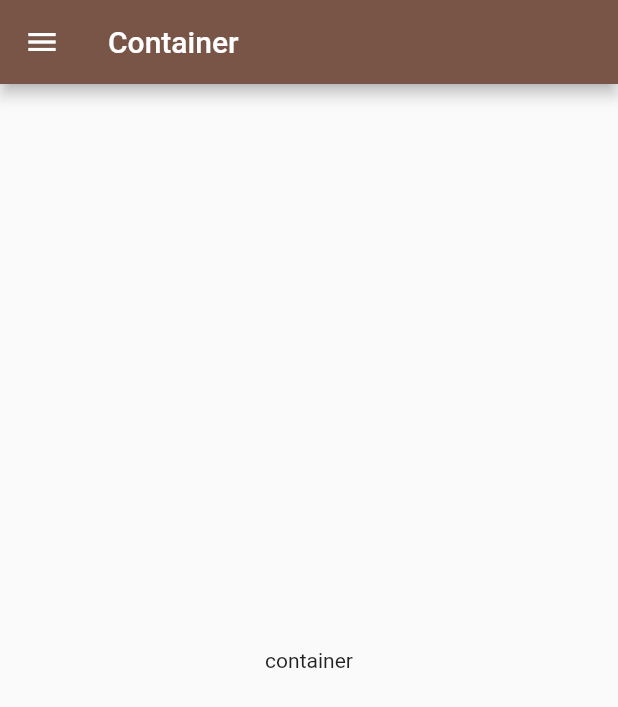
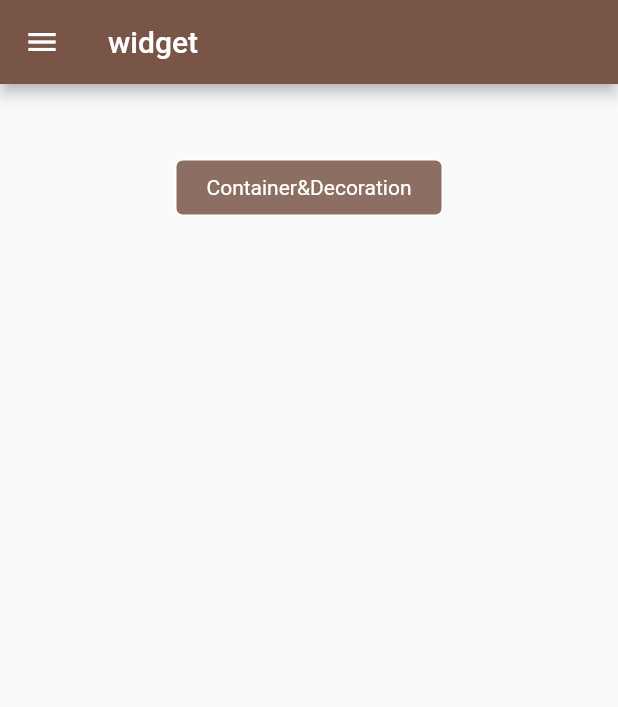
Before and after one commit to crazyqiang/flutter_study, a Flutter app: the screen it shows after launch, on a phone screen of 412 x 824 dp. Shown: the top 707 px of the screen. Run offline on Flutter 3.47's test engine with Material 2 defaults, Android fonts, the phone set to English and light mode, and no system bars; our stand-ins replace fluttertoast.

Commit message:
使用decoration封装一个通用background

```diff
--- /dev/null
+++ b/lib/base/bg_container_widget.dart
@@ -0,0 +1,132 @@
+import 'package:flutter/material.dart';
+
+class BaseBgWidget extends StatefulWidget {
+  double width;
+  double height;
+  Widget child; //子widget
+  EdgeInsetsGeometry margin; //Container margin
+  EdgeInsetsGeometry padding; //Container padding
+  Color fillDefaultColor; //默认填充颜色
+  Color fillActiveColor; //点击时颜色
+  Color fillDisableColor; //不可点击时颜色
+  Color borderColor; //边框颜色
+  double borderWidth; //边框宽度
+  double borderRadius; //边框角度
+  List<BoxShadow> boxShadow; //Container阴影
+  BoxShape shape; //background形状
+  Gradient gradient; //Container颜色渐变
+  final VoidCallback onPress;
+
+  bool btnEnable; //按钮当前是否enable
+  DecorationImage image; //背景图片
+
+  BaseBgWidget(
+      {Key key,
+      this.width,
+      this.height,
+      @required this.child,
+      this.margin,
+      this.padding,
+      this.fillDefaultColor = Colors.white,
+      this.fillActiveColor = Colors.blue,
+      this.fillDisableColor = Colors.grey,
+      this.borderColor = Colors.white,
+      this.borderWidth,
+      this.borderRadius,
+      this.boxShadow,
+      this.shape,
+      this.gradient,
+      this.onPress,
+      this.btnEnable = true,
+      this.image})
+      : super(key: key);
+
+  @override
+  _BaseBgWidgetState createState() {
+    return _BaseBgWidgetState();
+  }
+}
+
+class _BaseBgWidgetState extends State<BaseBgWidget> {
+  Color curColor;
+
+  @override
+  void initState() {
+    super.initState();
+    if (widget.onPress != null && !widget.btnEnable) {
+      curColor = widget.fillDisableColor;
+    } else {
+      curColor = widget.fillDefaultColor;
+    }
+  }
+
+  @override
+  void deactivate() {
+    super.deactivate();
+    curColor = widget.fillDefaultColor;
+  }
+
+  @override
+  Widget build(BuildContext context) {
+    return GestureDetector(
+      onTap: () {
+        if (widget.btnEnable && widget.onPress != null) {
+          widget.onPress();
+        }
+      },
+      onTapDown: (TapDownDetails details) {
+        if (widget.btnEnable && widget.onPress != null) {
+          curColor = widget.fillActiveColor;
+          setState(() {});
+        }
+      },
+      onTapUp: (TapUpDetails details) {
+        if (widget.btnEnable && widget.onPress != null) {
+          curColor = widget.fillDefaultColor;
+          setState(() {});
+        }
+      },
+      onTapCancel: () {
+        if (widget.btnEnable && widget.onPress != null) {
+          curColor = widget.fillDefaultColor;
+          setState(() {});
+        }
+      },
+      child: Container(
+          width: widget.width,
+          height: widget.height,
+          margin: widget.margin == null ? EdgeInsets.all(0.0) : widget.margin,
+          padding: widget.padding == null
+              ? EdgeInsets.only(
+                  left: 20.0, right: 20.0, top: 10.0, bottom: 10.0)
+              : widget.padding,
+//        alignment: Alignment.center,
+          decoration: BoxDecoration(
+              //填充颜色
+              color: curColor,
+              //边框颜色及宽度
+              border: Border.all(
+                  color: widget.borderColor,
+                  width: widget.borderWidth == null ? 1.0 : widget.borderWidth),
+              //边框椭圆半径
+              borderRadius: widget.shape != BoxShape.circle
+                  ? BorderRadius.all(Radius.circular(
+                      widget.borderRadius == null ? 0.0 : widget.borderRadius))
+                  : null,
+              //设置阴影
+              boxShadow: widget.boxShadow,
+              //渐变
+              gradient: widget.gradient == null ? null : widget.gradient,
+              image: widget.image,
+
+              //背景形状
+              shape: widget.shape == null ? BoxShape.rectangle : widget.shape),
+          child: widget.child),
+    );
+  }
+
+  @override
+  void dispose() {
+    super.dispose();
+  }
+}
--- a/lib/common/constant.dart
+++ b/lib/common/constant.dart
@@ -2,6 +2,7 @@
 
 class C {
   //路由名字
+  static const String WIDGET_PAGE = "/widget_page";
   static const String CONTAINER_PAGE = "/container_page";
 }
 
--- a/lib/main.dart
+++ b/lib/main.dart
@@ -1,12 +1,14 @@
 import 'package:flutter/material.dart';
 import 'package:flutter_study/common/constant.dart';
-import 'package:flutter_study/widget/containerPage.dart';
+import 'package:flutter_study/widget/second/containerPage.dart';
+import 'package:flutter_study/widget/widgetPage.dart';
 import 'base/base_widget.dart';
 
 void main() => runApp(MyApp());
 
 class MyApp extends StatelessWidget {
   final Map<String, Function> routes = {
+    C.CONTAINER_PAGE: (context) => new WidgetPage(), //Widget一级页面
     C.CONTAINER_PAGE: (context) => new ContainerPage(), //Container页
   };
 
@@ -21,9 +23,9 @@ class MyApp extends StatelessWidget {
         final String name = setting.name;
         WidgetBuilder builder = this.routes[name];
         return MaterialPageRoute(
-            builder: builder ?? new ContainerPage(), settings: setting);
+            builder: builder ?? new WidgetPage(), settings: setting);
       },
-      home: ContainerPage(),
+      home: WidgetPage(),
     );
   }
 }
--- a/lib/widget/containerPage.dart
+++ /dev/null
@@ -1,31 +0,0 @@
-import 'package:flutter/material.dart';
-import 'package:flutter_study/base/base_widget.dart';
-
-class ContainerPage extends StatefulWidget {
-  @override
-  _ContainerPageState createState() {
-    return _ContainerPageState();
-  }
-}
-
-class _ContainerPageState extends State<ContainerPage> {
-  @override
-  void initState() {
-    super.initState();
-  }
-
-  @override
-  Widget build(BuildContext context) {
-    return BaseDrawerWidget(
-      title: 'Container',
-      child: Center(
-        child: Text('container'),
-      ),
-    );
-  }
-
-  @override
-  void dispose() {
-    super.dispose();
-  }
-}
--- /dev/null
+++ b/lib/widget/widgetPage.dart
@@ -0,0 +1,52 @@
+import 'package:flutter/material.dart';
+import 'package:flutter_study/base/base_widget.dart';
+import 'package:flutter_study/base/bg_container_widget.dart';
+import 'package:flutter_study/common/commonUtils.dart';
+import 'package:flutter_study/common/constant.dart';
+
+class WidgetPage extends StatefulWidget {
+  @override
+  _WidgetPageState createState() {
+    return _WidgetPageState();
+  }
+}
+
+class _WidgetPageState extends State<WidgetPage> {
+  @override
+  void initState() {
+    super.initState();
+  }
+
+  @override
+  void dispose() {
+    super.dispose();
+  }
+
+  @override
+  Widget build(BuildContext context) {
+    return BaseDrawerWidget(
+      title: 'widget',
+      child: ListView(
+        scrollDirection: Axis.vertical,
+        children: <Widget>[
+          Center(
+            child: BaseBgWidget(
+              child: Text(
+                'Container&Decoration',
+                style: TextStyle(color: Colors.white),
+              ),
+              borderRadius: 5.0,
+              margin: EdgeInsets.only(
+                  top: 50.0, left: 10.0, right: 10.0, bottom: 10.0),
+              fillDefaultColor: Color(0xff8d6e63),
+              fillActiveColor: Colors.brown,
+              onPress: () {
+                Navigator.of(context).pushNamed(C.CONTAINER_PAGE);
+              },
+            ),
+          )
+        ],
+      ),
+    );
+  }
+}
--- a/pubspec.yaml
+++ b/pubspec.yaml
@@ -23,6 +23,7 @@ dependencies:
   # The following adds the Cupertino Icons font to your application.
   # Use with the CupertinoIcons class for iOS style icons.
   cupertino_icons: ^0.1.2
+  fluttertoast: ^2.2.2
 
 dev_dependencies:
   flutter_test:
```
Also changed, not shown: lib/common/commonUtils.dart (added, +13 -0 lines), lib/widget/second/containerPage.dart (added, +290 -0 lines), pubspec.lock, 2 other files.
